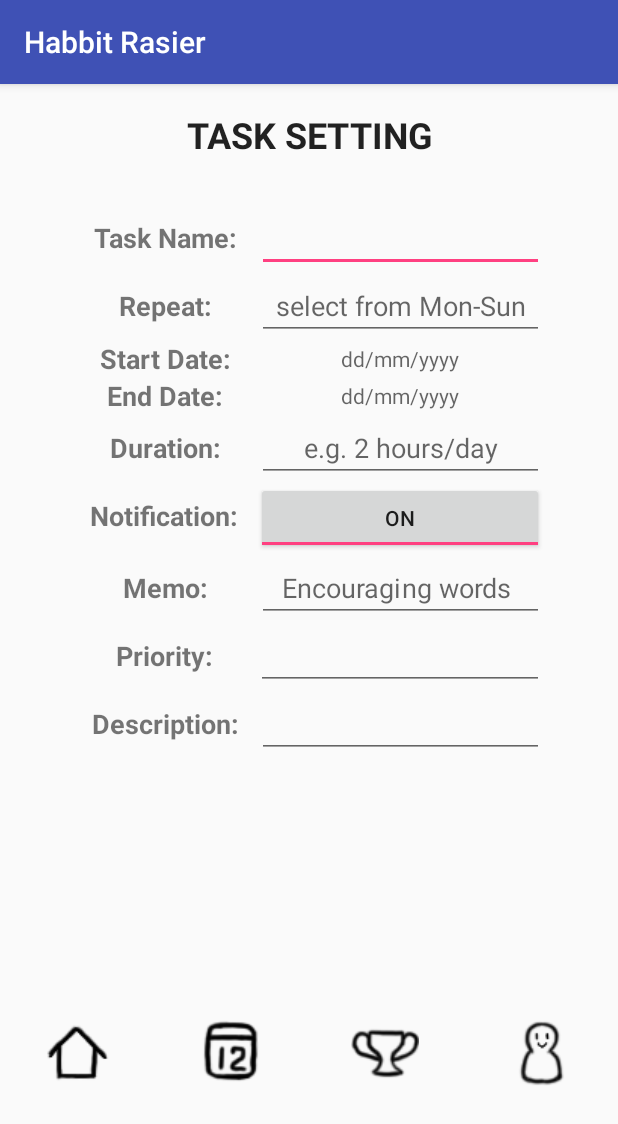
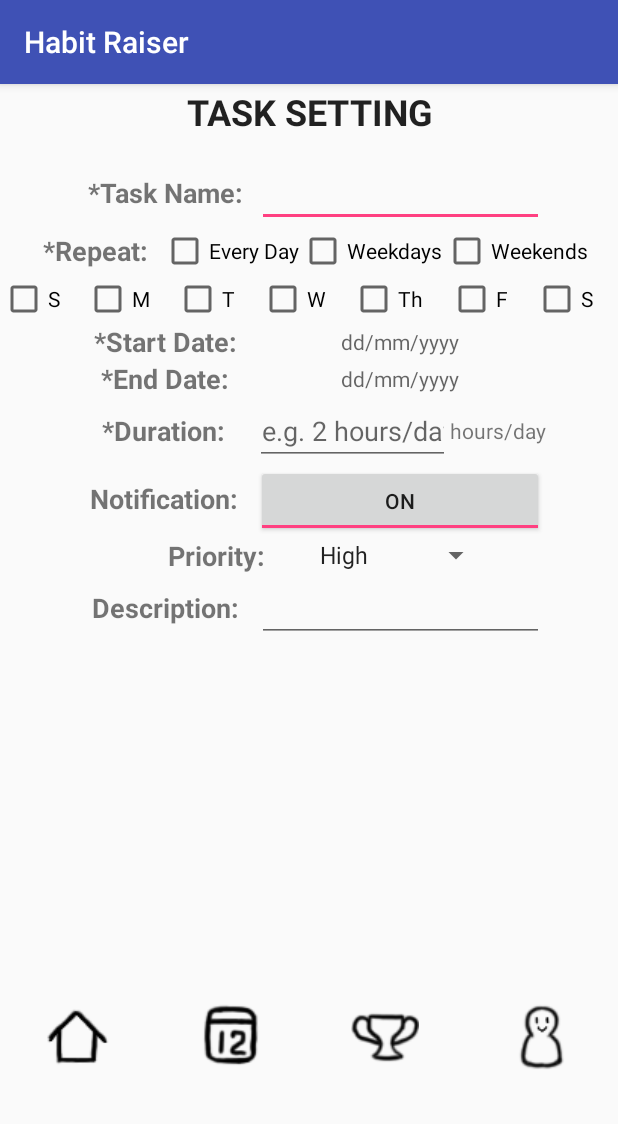
Before and after one commit to mingchaowu5/HabbitRasier, an Android app: the Task screen opened directly, with no data from a screen before it, on a phone screen of 412 x 824 dp. Shown: the top 1124 px of the screen. Run offline under Robolectric (Android 15) with nearby library versions, the phone set to English and light mode, and no system bars.

Commit message:
Some changes based on Heuristic Evaluation

```diff
--- a/app/src/main/AndroidManifest.xml
+++ b/app/src/main/AndroidManifest.xml
@@ -19,7 +19,8 @@
         <activity android:name=".Achievement" />
         <activity android:name=".Calender" />
         <activity android:name=".Task" />
-        <activity android:name=".User"></activity>
+        <activity android:name=".User" />
+        <activity android:name=".HabitDetail"></activity>
     </application>
 
 </manifest>
--- a/app/src/main/java/com/example/liu/habbitrasier/Task.java
+++ b/app/src/main/java/com/example/liu/habbitrasier/Task.java
@@ -13,6 +13,7 @@
 import android.view.View;
 import android.widget.AdapterView;
 import android.widget.Button;
+import android.widget.CompoundButton;
 import android.widget.DatePicker;
 import android.widget.EditText;
 import android.widget.ListView;
@@ -20,6 +21,7 @@
 import android.widget.ImageButton;
 import android.widget.TextView;
 import android.widget.Toast;
+import android.widget.CheckBox;
 
 import org.w3c.dom.Text;
 
@@ -34,6 +36,19 @@
     private TextView editStartDate;
     private TextView editEndDate;
     private DatePickerDialog.OnDateSetListener mOnDateSetListener;
+    private CheckBox everyDay;
+    private CheckBox weekDay;
+    private CheckBox weekEnd;
+    private CheckBox Mon;
+    private CheckBox Tue;
+    private CheckBox Wed;
+    private CheckBox Thur;
+    private CheckBox Fri;
+    private CheckBox Sat;
+    private CheckBox Sun;
+    private String old;
+
+    private String repeated;
 
     private TextView mSelectedForDatePick = null;
 
@@ -46,10 +61,93 @@
         save = (Button) findViewById(R.id.save);
         cancel = (Button) findViewById(R.id.cancel);
         db = new DatabaseHelper(Task.this);
+        everyDay = (CheckBox) findViewById(R.id.every);
+        weekDay = (CheckBox)findViewById(R.id.weekD);
+        weekEnd = (CheckBox)findViewById(R.id.weekE);
+        Mon = (CheckBox) findViewById(R.id.mon);
+        Tue = (CheckBox) findViewById(R.id.tues);
+        Wed = (CheckBox) findViewById(R.id.wed);
+        Thur = (CheckBox) findViewById(R.id.thur);
+        Fri = (CheckBox) findViewById(R.id.fri);
+        Sat = (CheckBox) findViewById(R.id.sat);
+        Sun = (CheckBox) findViewById(R.id.sun);
+
 
         editStartDate = (TextView)findViewById(R.id.editStartDate);
         editEndDate = (TextView)findViewById(R.id.editEndDate);
 
+        Intent Det = getIntent();
+        old = Det.getStringExtra("name");
+
+        if (old != null){
+            ((EditText) findViewById(R.id.editTaskName)).setText(old);
+        }
+
+        everyDay.setOnCheckedChangeListener(new CompoundButton.OnCheckedChangeListener() {
+            @Override
+            public void onCheckedChanged(CompoundButton compoundButton, boolean b) {
+                if(b){
+                    Mon.setChecked(true);
+                    Tue.setChecked(true);
+                    Wed.setChecked(true);
+                    Thur.setChecked(true);
+                    Fri.setChecked(true);
+                    Sat.setChecked(true);
+                    Sun.setChecked(true);
+                    weekDay.setChecked(true);
+                    weekEnd.setChecked(true);
+                    repeated = "Every Day";
+                }
+                else{
+                    Mon.setChecked(false);
+                    Tue.setChecked(false);
+                    Wed.setChecked(false);
+                    Thur.setChecked(false);
+                    Fri.setChecked(false);
+                    Sat.setChecked(false);
+                    Sun.setChecked(false);
+                    weekDay.setChecked(false);
+                    weekEnd.setChecked(false);
+                    repeated = null;
+                }
+            }
+        });
+        weekDay.setOnCheckedChangeListener(new CompoundButton.OnCheckedChangeListener() {
+            @Override
+            public void onCheckedChanged(CompoundButton compoundButton, boolean b) {
+                if(b){
+                    Mon.setChecked(true);
+                    Tue.setChecked(true);
+                    Wed.setChecked(true);
+                    Thur.setChecked(true);
+                    Fri.setChecked(true);
+                    repeated = "Weekdays";
+                }
+                else{
+                    Mon.setChecked(false);
+                    Tue.setChecked(false);
+                    Wed.setChecked(false);
+                    Thur.setChecked(false);
+                    Fri.setChecked(false);
+                    repeated = null;
+                }
+            }
+        });
+        weekEnd.setOnCheckedChangeListener(new CompoundButton.OnCheckedChangeListener() {
+            @Override
+            public void onCheckedChanged(CompoundButton compoundButton, boolean b) {
+                if(b){
+                    Sat.setChecked(true);
+                    Sun.setChecked(true);
+                    repeated = "Weekends";
+                }
+                else{
+                    Sat.setChecked(false);
+                    Sun.setChecked(false);
+                    repeated = null;
+                }
+            }
+        });
         // bind date picker.
         editStartDate.setOnClickListener(new View.OnClickListener(){
             @Override
@@ -107,18 +205,58 @@
 
                 //TODO
                 //add/update data here
+                AlertDialog.Builder builder;
                 String name = ((EditText) findViewById(R.id.editTaskName)).getText().toString();
                 String startDate = ((TextView) findViewById(R.id.editStartDate)).getText().toString();
                 String endDate =((TextView) findViewById(R.id.editEndDate)).getText().toString();
-                String repeat = ((EditText) findViewById(R.id.editRepeat)).getText().toString();
+                String repeat = repeated;
                 String duration =((EditText) findViewById(R.id.editDuration)).getText().toString();
                 String notification =((TextView) findViewById(R.id.textNotification)).getText().toString();
                 String description = ((EditText) findViewById(R.id.editDescription)).getText().toString();
+                int dur = Integer.parseInt(duration);
                 System.out.println("-----------------------------" + name + description);
-                db.addData(name, startDate, endDate, repeat, duration, notification, "");
+                if(name == null||startDate == null|| endDate == null||repeated == null|| duration == null ){
+                    if (Build.VERSION.SDK_INT >= Build.VERSION_CODES.LOLLIPOP) {
+                        builder = new AlertDialog.Builder(Task.this, android.R.style.Theme_Material_Dialog_Alert);
+                    } else {
+                        builder = new AlertDialog.Builder(Task.this);
+                    }
+                    builder.setTitle("You did not enter enough information")
+                            .setMessage("You cannot create a habit with information missing. You have to fill all the blocks with * ")
+                            .setNegativeButton("Okay", new DialogInterface.OnClickListener() {
+                                @Override
+                                public void onClick(DialogInterface dialogInterface, int i) {
+                                    //do nothing
+                                }
+                            })
+                            .setIcon(android.R.drawable.ic_dialog_alert)
+                            .show();
+                }
+                else {
+                    if (dur>24){
+                        if (Build.VERSION.SDK_INT >= Build.VERSION_CODES.LOLLIPOP) {
+                            builder = new AlertDialog.Builder(Task.this, android.R.style.Theme_Material_Dialog_Alert);
+                        } else {
+                            builder = new AlertDialog.Builder(Task.this);
+                        }
+                        builder.setTitle("The number of duration is wrong")
+                                .setMessage("You cannot set your duration more than 24.")
+                                .setNegativeButton("Okay", new DialogInterface.OnClickListener() {
+                                    @Override
+                                    public void onClick(DialogInterface dialogInterface, int i) {
+                                        //do nothing
+                                    }
+                                })
+                                .setIcon(android.R.drawable.ic_dialog_alert)
+                                .show();
+                    }
 
-                Intent Task = new Intent(Task.this, MainActivity.class);
-                startActivity(Task);
+                    else {
+                        db.addData(name, startDate, endDate, repeat, duration, notification, "");
+                        Intent Task = new Intent(Task.this, MainActivity.class);
+                        startActivity(Task);
+                    }
+                }
             }
         });
         cancel.setOnClickListener(new View.OnClickListener() {
@@ -128,7 +266,10 @@
                 startActivity(Task);
             }
         });
+
     }
+
+
 
     private void ShowDatePicker() {
         Calendar cal = Calendar.getInstance();
--- a/app/src/main/res/layout/activity_task.xml
+++ b/app/src/main/res/layout/activity_task.xml
@@ -15,6 +15,7 @@
         app:layout_constraintEnd_toEndOf="parent"
         app:layout_constraintStart_toStartOf="parent"
         app:layout_constraintTop_toBottomOf="@+id/save">
+        >
 
         <RadioButton
             android:id="@+id/home"
@@ -75,8 +76,8 @@
         android:id="@+id/scrollView2"
         android:layout_width="0dp"
         android:layout_height="490dp"
-        android:layout_marginTop="80dp"
         android:layout_marginBottom="32dp"
+        android:layout_marginTop="50dp"
         app:layout_constraintBottom_toBottomOf="parent"
         app:layout_constraintEnd_toEndOf="parent"
         app:layout_constraintHorizontal_bias="0.0"
@@ -101,7 +102,7 @@
                     android:id="@+id/taskName"
                     android:layout_width="122dp"
                     android:layout_height="wrap_content"
-                    android:text="Task Name:"
+                    android:text="*Task Name:"
                     android:textAlignment="center"
                     android:textAllCaps="false"
                     android:textSize="18sp"
@@ -126,9 +127,9 @@
 
                 <TextView
                     android:id="@+id/repeat"
-                    android:layout_width="122dp"
+                    android:layout_width="88dp"
                     android:layout_height="wrap_content"
-                    android:text="Repeat:"
+                    android:text="*Repeat:"
                     android:textAlignment="center"
                     android:textAllCaps="false"
                     android:textSize="18sp"
@@ -136,15 +137,86 @@
                     tools:layout_editor_absoluteX="253dp"
                     tools:layout_editor_absoluteY="75dp" />
 
-                <EditText
-                    android:id="@+id/editRepeat"
-                    android:layout_width="191dp"
+                <CheckBox
+                    android:id="@+id/every"
+                    android:layout_width="wrap_content"
                     android:layout_height="wrap_content"
                     android:layout_weight="1"
-                    android:ems="10"
-                    android:hint="select from Mon-Sun"
-                    android:inputType="text"
-                    android:textAlignment="center" />
+                    android:text="Every Day" />
+
+                <CheckBox
+                    android:id="@+id/weekD"
+                    android:layout_width="wrap_content"
+                    android:layout_height="wrap_content"
+                    android:layout_weight="1"
+                    android:text="Weekdays" />
+
+                <CheckBox
+                    android:id="@+id/weekE"
+                    android:layout_width="wrap_content"
+                    android:layout_height="wrap_content"
+                    android:layout_weight="1"
+                    android:text="Weekends" />
+
+
+            </LinearLayout>
+
+            <LinearLayout
+                android:layout_width="match_parent"
+                android:layout_height="match_parent"
+                android:gravity="center"
+                android:orientation="horizontal">
+
+                <CheckBox
+                    android:id="@+id/sun"
+                    android:layout_width="wrap_content"
+                    android:layout_height="wrap_content"
+                    android:layout_weight="1"
+                    android:text="S" />
+
+                <CheckBox
+                    android:id="@+id/mon"
+                    android:layout_width="wrap_content"
+                    android:layout_height="wrap_content"
+                    android:layout_weight="1"
+                    android:text="M" />
+
+                <CheckBox
+                    android:id="@+id/tues"
+                    android:layout_width="wrap_content"
+                    android:layout_height="wrap_content"
+                    android:layout_weight="1"
+                    android:text="T" />
+
+                <CheckBox
+                    android:id="@+id/wed"
+                    android:layout_width="wrap_content"
+                    android:layout_height="wrap_content"
+                    android:layout_weight="1"
+                    android:text="W" />
+
+                <CheckBox
+                    android:id="@+id/thur"
+                    android:layout_width="wrap_content"
+                    android:layout_height="wrap_content"
+                    android:layout_weight="1"
+                    android:text="Th" />
+
+                <CheckBox
+                    android:id="@+id/fri"
+                    android:layout_width="wrap_content"
+                    android:layout_height="wrap_content"
+                    android:layout_weight="1"
+                    android:text="F" />
+
+                <CheckBox
+                    android:id="@+id/sat"
+                    android:layout_width="wrap_content"
+                    android:layout_height="wrap_content"
+                    android:layout_weight="1"
+                    android:text="S" />
+
+
             </LinearLayout>
 
             <LinearLayout
@@ -157,7 +229,7 @@
                     android:id="@+id/startDate"
                     android:layout_width="122dp"
                     android:layout_height="wrap_content"
-                    android:text="Start Date:"
+                    android:text="*Start Date:"
                     android:textAlignment="center"
                     android:textAllCaps="false"
                     android:textSize="18sp"
@@ -186,7 +258,7 @@
                     android:id="@+id/endDate"
                     android:layout_width="122dp"
                     android:layout_height="wrap_content"
-                    android:text="End Date:"
+                    android:text="*End Date:"
                     android:textAlignment="center"
                     android:textAllCaps="false"
                     android:textSize="18sp"
@@ -215,7 +287,7 @@
                     android:id="@+id/textDuration"
                     android:layout_width="122dp"
                     android:layout_height="wrap_content"
-                    android:text="Duration:"
+                    android:text="*Duration:"
                     android:textAlignment="center"
                     android:textAllCaps="false"
                     android:textSize="18sp"
@@ -225,13 +297,20 @@
 
                 <EditText
                     android:id="@+id/editDuration"
-                    android:layout_width="191dp"
+                    android:layout_width="130dp"
                     android:layout_height="wrap_content"
                     android:layout_weight="1"
                     android:ems="10"
                     android:hint="e.g. 2 hours/day"
                     android:inputType="number"
                     android:textAlignment="center" />
+
+                <TextView
+                    android:id="@+id/hint"
+                    android:layout_width="wrap_content"
+                    android:layout_height="wrap_content"
+                    android:layout_weight="1"
+                    android:text="hours/day" />
             </LinearLayout>
 
             <LinearLayout
@@ -270,35 +349,6 @@
                 android:orientation="horizontal">
 
                 <TextView
-                    android:id="@+id/Memo"
-                    android:layout_width="122dp"
-                    android:layout_height="wrap_content"
-                    android:text="Memo:"
-                    android:textAlignment="center"
-                    android:textAllCaps="false"
-                    android:textSize="18sp"
-                    android:textStyle="bold"
-                    tools:layout_editor_absoluteX="253dp"
-                    tools:layout_editor_absoluteY="75dp" />
-
-                <EditText
-                    android:id="@+id/editMemo"
-                    android:layout_width="191dp"
-                    android:layout_height="wrap_content"
-                    android:layout_weight="1"
-                    android:ems="10"
-                    android:hint="Encouraging words "
-                    android:inputType="text"
-                    android:textAlignment="center" />
-            </LinearLayout>
-
-            <LinearLayout
-                android:layout_width="wrap_content"
-                android:layout_height="wrap_content"
-                android:gravity="center"
-                android:orientation="horizontal">
-
-                <TextView
                     android:id="@+id/Priority"
                     android:layout_width="122dp"
                     android:layout_height="wrap_content"
@@ -310,13 +360,12 @@
                     tools:layout_editor_absoluteX="253dp"
                     tools:layout_editor_absoluteY="75dp" />
 
-                <EditText
-                    android:id="@+id/editPriority"
-                    android:layout_width="192dp"
+                <Spinner
+                    android:id="@+id/spinner"
+                    android:layout_width="match_parent"
                     android:layout_height="wrap_content"
                     android:layout_weight="1"
-                    android:ems="10"
-                    android:inputType="number" />
+                    android:entries="@array/priority"/>
 
             </LinearLayout>
 
@@ -379,5 +428,4 @@
         app:layout_constraintStart_toStartOf="parent"
         app:layout_constraintTop_toBottomOf="@+id/scrollView2"
         app:layout_constraintVertical_bias="0.275" />
-
 </android.support.constraint.ConstraintLayout>
--- a/app/src/main/res/values/strings.xml
+++ b/app/src/main/res/values/strings.xml
@@ -1,3 +1,8 @@
 <resources>
-    <string name="app_name">Habbit Rasier</string>
+    <string name="app_name">Habit Raiser</string>
+    <string-array name="priority">
+        <item>High</item>
+        <item>Medium</item>
+        <item>Low</item>
+    </string-array>
 </resources>
```
Also changed, not shown: app/src/main/java/com/example/liu/habbitrasier/HabitDetail.java (added, +119 -0 lines), app/src/main/java/com/example/liu/habbitrasier/MainActivity.java (+4 -33 lines), app/src/main/res/layout/activity_habit_detail.xml (added, +85 -0 lines), app/src/main/res/layout/activity_user.xml (+72 -0 lines).
